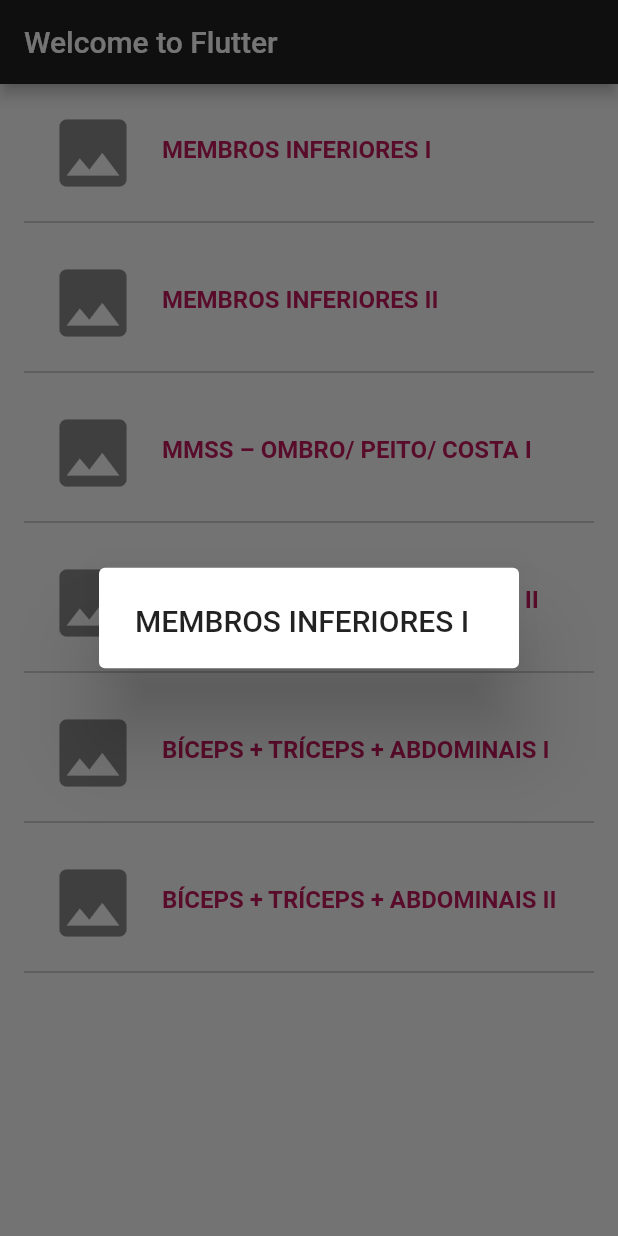
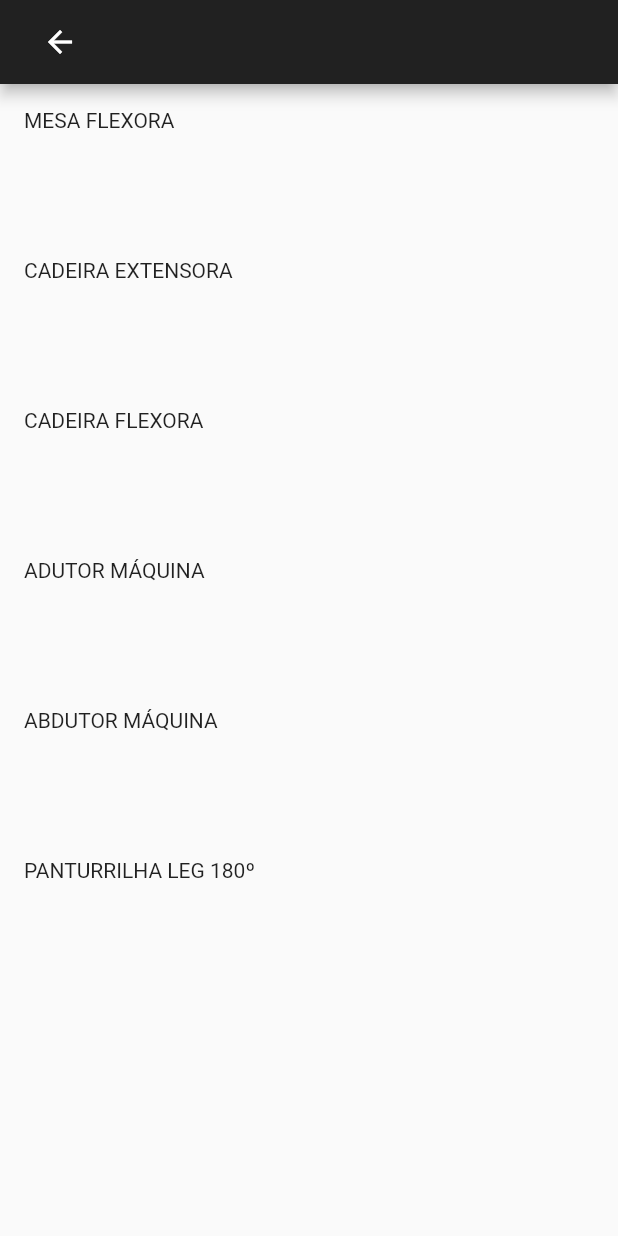
Before and after one commit to artth02/apolo, a Flutter app: the screen it shows after launch, after a tap on "MEMBROS INFERIORES I", on a phone screen of 412 x 824 dp. Run offline on Flutter 3.47's test engine with Material 2 defaults, Android fonts, the phone set to English and light mode, and no system bars.

Commit message:
Adding new screen and staging configuring navigator.

```diff
--- a/lib/main.dart
+++ b/lib/main.dart
@@ -1,23 +1,30 @@
 import 'package:flutter/material.dart';
-import './screens/trainingCatalog/trainingCatalog.screen.dart';
-import './theme/theme.dart' as appTheme;
+import './screens/trainingCatalog/trainingCatalog.dart';
 
-void main() => runApp(MyApp());
 
-class MyApp extends StatelessWidget {
-  @override
-  Widget build(BuildContext context) {
-    return MaterialApp(
-      theme: appTheme.Theme().defaultTheme,
-      title: 'Welcome to Flutter',
-      home: Scaffold(
-        appBar: AppBar(
-          title: Text('Welcome to Flutter'),
-        ),
-        body: Center(
-          child: TrainingCatalogScreen().build(context),
-        ),
-      ),
-    );
-  }
+void main() {
+  runApp(MaterialApp(
+    title: 'Navigation Basics',
+    home: TrainingCatalog(),
+  ));
 }
+
+// void main() => runApp(MyApp());
+
+// class MyApp extends StatelessWidget {
+//   @override
+//   Widget build(BuildContext context) {
+//     return MaterialApp(
+//       theme: appTheme.Theme().defaultTheme,
+//       title: 'Welcome to Flutter',
+//       home: Scaffold(
+//         appBar: AppBar(
+//           title: Text('Welcome to Flutter'),
+//         ),
+//         body: Center(
+//           child: TrainingCatalogScreen().build(context),
+//         ),
+//       ),
+//     );
+//   }
+// }
--- /dev/null
+++ b/lib/screens/exercisesDetails/exercisesDetails.dart
@@ -0,0 +1,20 @@
+import 'package:flutter/material.dart';
+import '../../theme/theme.dart' as appTheme;
+import './exercisesDetails.screen.dart';
+
+class ExercisesDetails extends StatelessWidget {
+  @override
+  Widget build(BuildContext context) {
+    return MaterialApp(
+      theme: appTheme.Theme().defaultTheme,
+      home: Scaffold(
+        appBar: AppBar(
+          title: BackButton(color: appTheme.Theme().secondaryColorText.color),
+        ),
+        body: Center(
+          child: ExercisesDetailsScreen().build(context),
+        ),
+      ),
+    );
+  }
+}
--- /dev/null
+++ b/lib/screens/exercisesDetails/exercisesDetails.screen.dart
@@ -0,0 +1,78 @@
+import 'package:flutter/material.dart';
+import 'dart:convert';
+import '../../widgets/listViewItemDetailed/listViewItemDetailed.class.dart';
+import '../../widgets/listViewItemDetailed/listViewItemDetailed.dart';
+
+class ExercisesDetailsScreen
+    extends State<ExercisesDetailsScreenStatefulWidget> {
+  var listJSON = '''[{
+      "description": "MESA FLEXORA",
+      "id": 1,
+      "widght": 3,
+      "weightType": 1,
+      "serie": 5,
+      "repetition": 8
+    },
+    {
+      "description": "CADEIRA EXTENSORA",
+      "id": 2,
+      "widght": 3,
+      "weightType": 1,
+      "serie": 5,
+      "repetition": 8
+    },
+    {
+      "description": "CADEIRA FLEXORA",
+      "id": 3,
+      "widght": 3,
+      "weightType": 1,
+      "serie": 5,
+      "repetition": 8
+    },
+    {
+      "description": "ADUTOR MÁQUINA",
+      "id": 4,
+      "widght": 3,
+      "weightType": 1,
+      "serie": 5,
+      "repetition": 8
+    },
+    {
+      "description": "ABDUTOR MÁQUINA",
+      "id": 5,
+      "widght": 3,
+      "weightType": 1,
+      "serie": 5,
+      "repetition": 8
+    },
+    {
+      "description": "PANTURRILHA LEG 180º",
+      "id": 6,
+      "widght": 4,
+      "weightType": 2,
+      "serie": 5,
+      "repetition": 8
+    }
+  ]''';
+
+  @override
+  Widget build(BuildContext context) {
+    List<ListViewItemDetailedClass> itemDetailedList =
+        (jsonDecode(listJSON) as List)
+            .map((item) => new ListViewItemDetailedClass.fromJson(item))
+            .toList();
+
+    return ListView.builder(
+        padding: const EdgeInsets.all(16.0),
+        itemCount: itemDetailedList.length,
+        itemExtent: 100,
+        itemBuilder: (context, i) {
+          return new ListViewItemDetailed().build(context, itemDetailedList[i]);
+        });
+  }
+}
+
+class ExercisesDetailsScreenStatefulWidget extends StatefulWidget {
+  @override
+  ExercisesDetailsScreen createState() => new ExercisesDetailsScreen();
+}
--- /dev/null
+++ b/lib/screens/trainingCatalog/trainingCatalog.dart
@@ -0,0 +1,21 @@
+import 'package:flutter/material.dart';
+import '../../theme/theme.dart' as appTheme;
+import './trainingCatalog.screen.dart';
+
+class TrainingCatalog extends StatelessWidget {
+  @override
+  Widget build(BuildContext context) {
+    return MaterialApp(
+      theme: appTheme.Theme().defaultTheme,
+      title: 'Welcome to Flutter',
+      home: Scaffold(
+        appBar: AppBar(
+          title: Text('Welcome to Flutter'),
+        ),
+        body: Center(
+          child: TrainingCatalogScreen().build(context),
+        ),
+      ),
+    );
+  }
+}
--- a/lib/screens/trainingCatalog/trainingCatalog.screen.dart
+++ b/lib/screens/trainingCatalog/trainingCatalog.screen.dart
@@ -1,9 +1,11 @@
 import 'package:flutter/material.dart';
+import 'dart:convert';
 import '../../widgets/listViewItemWithImage/listViewItemWithImage.dart';
-import 'dart:convert';
 import '../../widgets/listViewItemWithImage/listViewItemWithImage.class.dart';
+import '../exercisesDetails/exercisesDetails.dart';
 
-class TrainingCatalogScreen extends State<TrainingCatalogScreenStatefullWidget> {
+class TrainingCatalogScreen
+    extends State<TrainingCatalogScreenStatefullWidget> {
   var listJSON = '''[{
       "description": "MEMBROS INFERIORES I",
       "id": 1
@@ -32,16 +34,21 @@ class TrainingCatalogScreen extends State<TrainingCatalogScreenStatefullWidget>
 
   @override
   Widget build(BuildContext context) {
-    List<ListViewItemWithImageClass> roadMapList = (jsonDecode(listJSON) as List)
-        .map((item) => new ListViewItemWithImageClass.fromJson(item))
-        .toList();
+    var exercisesDetailScreenRoute =
+        MaterialPageRoute(builder: (context) => ExercisesDetails(),maintainState: true);
+
+    List<ListViewItemWithImageClass> roadMapList =
+        (jsonDecode(listJSON) as List)
+            .map((item) => new ListViewItemWithImageClass.fromJson(item))
+            .toList();
 
     return ListView.builder(
         padding: const EdgeInsets.all(16.0),
         itemCount: roadMapList.length,
         itemExtent: 100,
         itemBuilder: (context, i) {
-          return new ListViewItemWithImage().build(context,roadMapList[i].description);
+          return new ListViewItemWithImage().build(
+              context, exercisesDetailScreenRoute, roadMapList[i].description);
         });
   }
 }
--- /dev/null
+++ b/lib/widgets/listViewItemDetailed/listViewItemDetailed.class.dart
@@ -0,0 +1,27 @@
+class ListViewItemDetailedClass {
+  ListViewItemDetailedClass(
+      {this.description,
+      this.id,
+      this.weight,
+      this.weightType,
+      this.serie,
+      this.repetition});
+
+  String description;
+  int id;
+  int weight;
+  int weightType;
+  int serie;
+  int repetition;
+
+  factory ListViewItemDetailedClass.fromJson(Map<String, dynamic> parsedJson) {
+    return ListViewItemDetailedClass(
+      description: parsedJson['description'],
+      id: parsedJson['id'],
+      weight: parsedJson['weight'],
+      weightType: parsedJson['weightType'],
+      serie: parsedJson['serie'],
+      repetition: parsedJson['repetition'],
+    );
+  }
+}
--- /dev/null
+++ b/lib/widgets/listViewItemDetailed/listViewItemDetailed.dart
@@ -0,0 +1,28 @@
+import 'package:flutter/material.dart';
+import '../../theme/theme.dart' as appTheme;
+import './listViewItemDetailed.class.dart';
+
+class ListViewItemDetailed {
+  Widget build(
+    BuildContext context,
+    ListViewItemDetailedClass item,
+  ) {
+    return new Container(
+      child: Text(item.description),
+    );
+
+    // ListTile(
+    //     title: Text(
+    //       item.description,
+    //       style: appTheme.Theme().primaryColorText,
+    //       softWrap: true,
+    //     ),
+    //     trailing: Row(
+    //       children: <Widget>[
+    //         Icon(Icons.image, size: 2),
+    //         Text("Serie: " + item.serie.toString()),
+    //         Text("Repetições: " + item.repetition.toString())
+    //       ],
+    //     ));
+  }
+}
--- a/lib/widgets/listViewItemWithImage/listViewItemWithImage.dart
+++ b/lib/widgets/listViewItemWithImage/listViewItemWithImage.dart
@@ -4,6 +4,7 @@ import '../../theme/theme.dart' as appTheme;
 class ListViewItemWithImage {
   Widget build(
     BuildContext context,
+    MaterialPageRoute screenToRouteTo,
     String text,
   ) {
     return Column(mainAxisSize: MainAxisSize.max, children: <Widget>[
@@ -15,14 +16,15 @@ class ListViewItemWithImage {
           softWrap: true,
         ),
         onTap: () {
-          showDialog(
-              context: context,
-              barrierDismissible: true,
-              builder: (BuildContext context) {
-                return AlertDialog(
-                  title: Text(text),
-                );
-              });
+          // showDialog(
+          //     context: context,
+          //     barrierDismissible: true,
+          //     builder: (BuildContext context) {
+          //       return AlertDialog(
+          //         title: Text(text),
+          //       );
+          //     });
+          Navigator.push(context, screenToRouteTo);
         },
       ),
       Divider(height: 40.0, color: appTheme.Theme().separators.gray)
```
